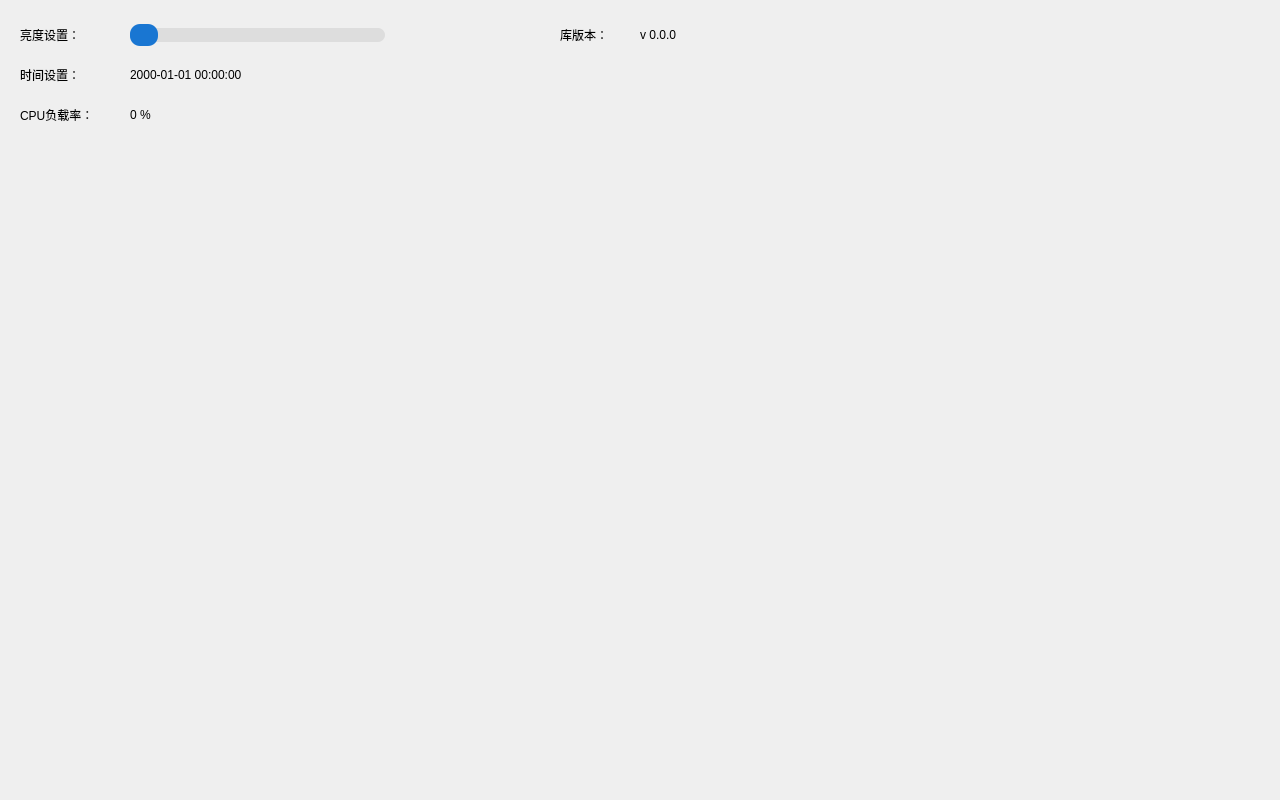
Before: the Qt Designer form demo/widget.ui in qeng88/RK3562J_API, drawn with Qt 5.
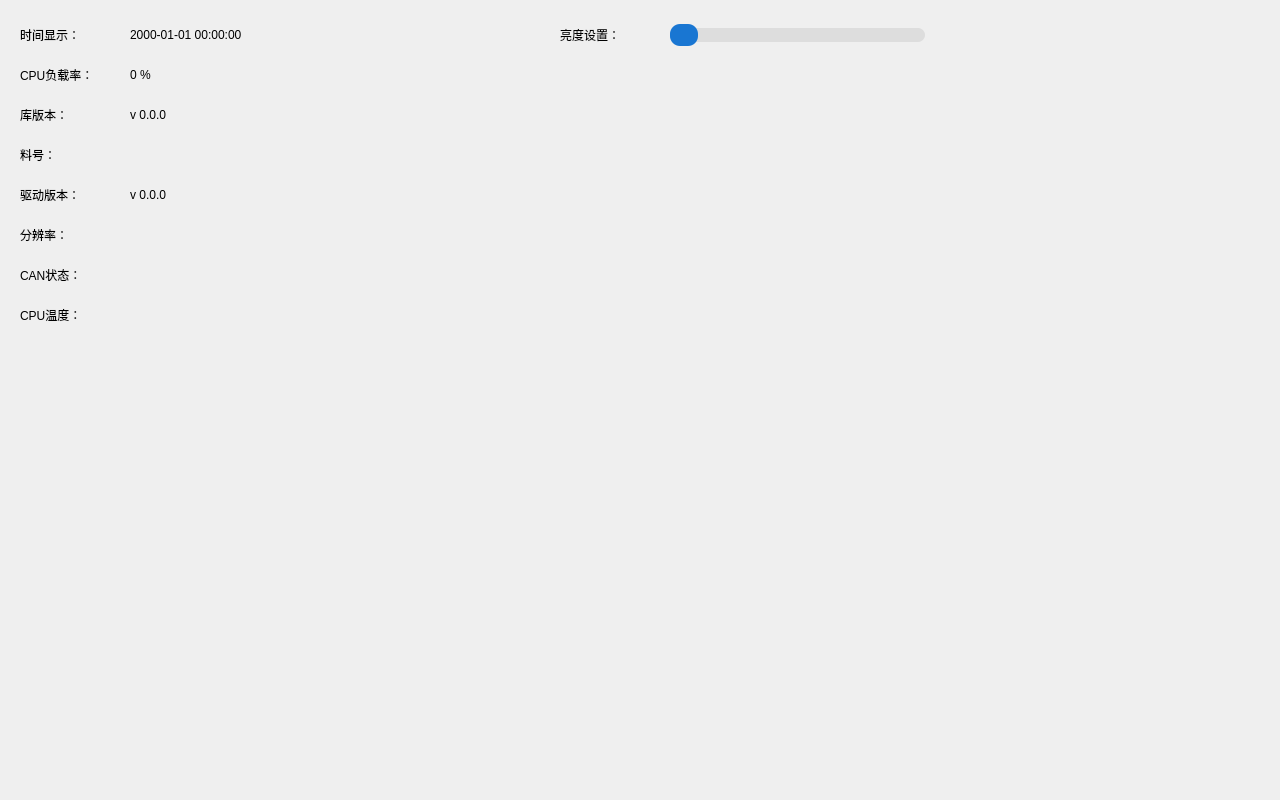
After: the same form once the commit is applied.

What changed in the file:
```diff
--- a/demo/widget.ui
+++ b/demo/widget.ui
@@ -16,7 +16,7 @@
   <widget class="QLabel" name="label">
    <property name="geometry">
     <rect>
-     <x>20</x>
+     <x>560</x>
      <y>20</y>
      <width>100</width>
      <height>30</height>
@@ -29,7 +29,7 @@
   <widget class="QSlider" name="horizontalSlider">
    <property name="geometry">
     <rect>
-     <x>130</x>
+     <x>670</x>
      <y>20</y>
      <width>255</width>
      <height>30</height>
@@ -79,20 +79,20 @@
    <property name="geometry">
     <rect>
      <x>20</x>
-     <y>60</y>
+     <y>20</y>
      <width>100</width>
      <height>30</height>
     </rect>
    </property>
    <property name="text">
-    <string>时间设置：</string>
+    <string>时间显示：</string>
    </property>
   </widget>
   <widget class="QLabel" name="dateTime">
    <property name="geometry">
     <rect>
      <x>130</x>
-     <y>60</y>
+     <y>20</y>
      <width>200</width>
      <height>30</height>
     </rect>
@@ -105,7 +105,7 @@
    <property name="geometry">
     <rect>
      <x>20</x>
-     <y>100</y>
+     <y>60</y>
      <width>100</width>
      <height>30</height>
     </rect>
@@ -118,7 +118,7 @@
    <property name="geometry">
     <rect>
      <x>130</x>
-     <y>100</y>
+     <y>60</y>
      <width>200</width>
      <height>30</height>
     </rect>
@@ -130,8 +130,8 @@
   <widget class="QLabel" name="label_4">
    <property name="geometry">
     <rect>
-     <x>560</x>
-     <y>20</y>
+     <x>20</x>
+     <y>100</y>
      <width>100</width>
      <height>30</height>
     </rect>
@@ -143,8 +143,8 @@
   <widget class="QLabel" name="version">
    <property name="geometry">
     <rect>
-     <x>640</x>
-     <y>20</y>
+     <x>130</x>
+     <y>100</y>
      <width>200</width>
      <height>30</height>
     </rect>
@@ -153,6 +153,139 @@
     <string>v 0.0.0</string>
    </property>
   </widget>
+  <widget class="QLabel" name="label_5">
+   <property name="geometry">
+    <rect>
+     <x>20</x>
+     <y>140</y>
+     <width>100</width>
+     <height>30</height>
+    </rect>
+   </property>
+   <property name="text">
+    <string>料号：</string>
+   </property>
+  </widget>
+  <widget class="QLabel" name="pn">
+   <property name="geometry">
+    <rect>
+     <x>130</x>
+     <y>140</y>
+     <width>200</width>
+     <height>30</height>
+    </rect>
+   </property>
+   <property name="text">
+    <string/>
+   </property>
+  </widget>
+  <widget class="QLabel" name="label_6">
+   <property name="geometry">
+    <rect>
+     <x>20</x>
+     <y>180</y>
+     <width>100</width>
+     <height>30</height>
+    </rect>
+   </property>
+   <property name="text">
+    <string>驱动版本：</string>
+   </property>
+  </widget>
+  <widget class="QLabel" name="driverversion">
+   <property name="geometry">
+    <rect>
+     <x>130</x>
+     <y>180</y>
+     <width>200</width>
+     <height>30</height>
+    </rect>
+   </property>
+   <property name="text">
+    <string>v 0.0.0</string>
+   </property>
+  </widget>
+  <widget class="QLabel" name="label_7">
+   <property name="geometry">
+    <rect>
+     <x>20</x>
+     <y>220</y>
+     <width>100</width>
+     <height>30</height>
+    </rect>
+   </property>
+   <property name="text">
+    <string>分辨率：</string>
+   </property>
+  </widget>
+  <widget class="QLabel" name="resolution">
+   <property name="geometry">
+    <rect>
+     <x>130</x>
+     <y>220</y>
+     <width>200</width>
+     <height>30</height>
+    </rect>
+   </property>
+   <property name="text">
+    <string/>
+   </property>
+  </widget>
+  <widget class="QLabel" name="canstatus">
+   <property name="geometry">
+    <rect>
+     <x>130</x>
+     <y>260</y>
+     <width>160</width>
+     <height>30</height>
+    </rect>
+   </property>
+   <property name="text">
+    <string/>
+   </property>
+   <property name="wordWrap">
+    <bool>true</bool>
+   </property>
+  </widget>
+  <widget class="QLabel" name="label_8">
+   <property name="geometry">
+    <rect>
+     <x>20</x>
+     <y>260</y>
+     <width>100</width>
+     <height>30</height>
+    </rect>
+   </property>
+   <property name="text">
+    <string>CAN状态：</string>
+   </property>
+  </widget>
+  <widget class="QLabel" name="label_9">
+   <property name="geometry">
+    <rect>
+     <x>20</x>
+     <y>300</y>
+     <width>100</width>
+     <height>30</height>
+    </rect>
+   </property>
+   <property name="text">
+    <string>CPU温度：</string>
+   </property>
+  </widget>
+  <widget class="QLabel" name="cpuTemp">
+   <property name="geometry">
+    <rect>
+     <x>130</x>
+     <y>300</y>
+     <width>200</width>
+     <height>30</height>
+    </rect>
+   </property>
+   <property name="text">
+    <string/>
+   </property>
+  </widget>
  </widget>
  <resources/>
  <connections/>
```
